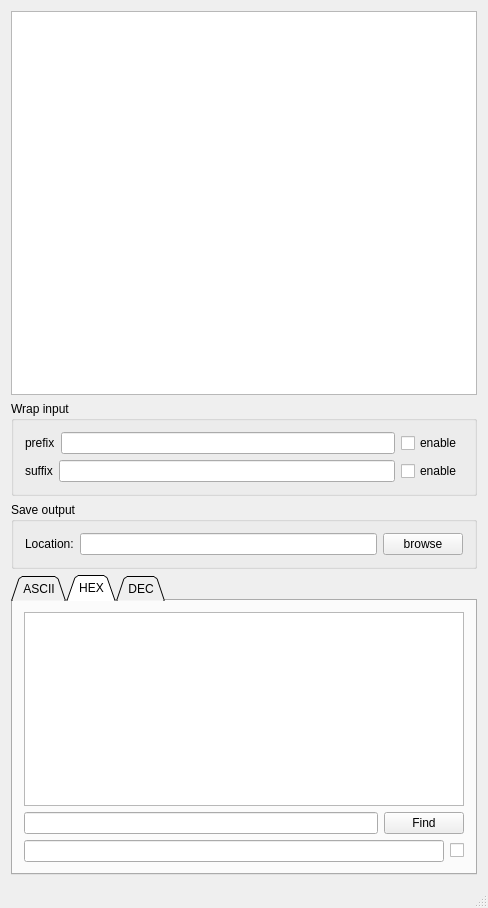
Before: the Qt Designer form src/mainwindow.ui in TomHyhlik/termik, drawn with Qt 5.
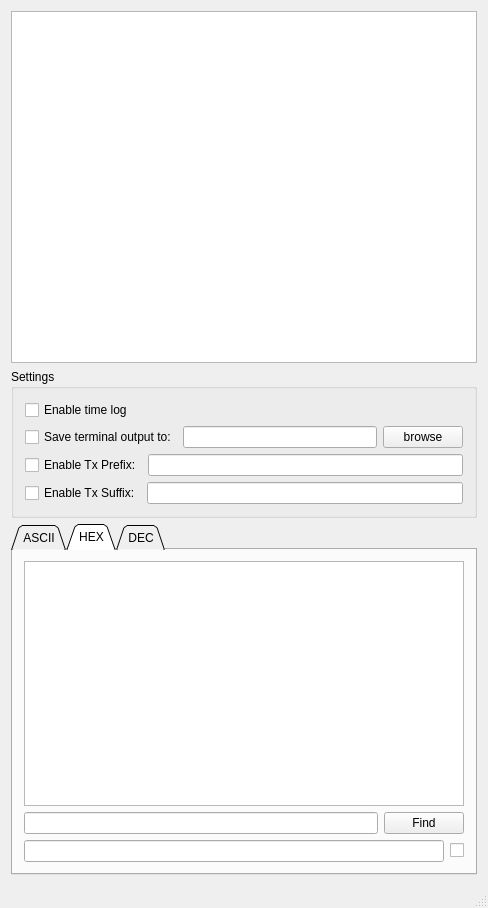
After: the same form once the commit is applied. Icons and pictures are not drawn.

```diff
--- a/src/mainwindow.ui
+++ b/src/mainwindow.ui
@@ -23,80 +23,70 @@
      <widget class="QTableWidget" name="tableWidget_shortcuts"/>
     </item>
     <item>
-     <layout class="QVBoxLayout" name="verticalLayout_16">
-      <item>
-       <widget class="QGroupBox" name="groupBox_wrap">
+     <widget class="QGroupBox" name="groupBox_settings">
         <property name="title">
-         <string>Wrap input</string>
-        </property>
-        <layout class="QVBoxLayout" name="verticalLayout_15">
+       <string>Settings</string>
+      </property>
+      <layout class="QVBoxLayout" name="verticalLayout_7">
+       <item>
+        <layout class="QVBoxLayout" name="verticalLayout_10">
+         <item>
+          <widget class="QCheckBox" name="checkBox_timeLog">
+           <property name="text">
+            <string>Enable time log</string>
+           </property>
+          </widget>
+         </item>
+         <item>
+          <layout class="QHBoxLayout" name="horizontalLayout_7">
+           <item>
+            <widget class="QCheckBox" name="checkBox_outputSave">
+             <property name="text">
+              <string>Save terminal output to:</string>
+             </property>
+            </widget>
+           </item>
+           <item>
+            <widget class="QLineEdit" name="lineEdit_save"/>
+           </item>
+           <item>
+            <widget class="QPushButton" name="pushButton_save">
+             <property name="text">
+              <string>browse</string>
+             </property>
+            </widget>
+           </item>
+          </layout>
+         </item>
          <item>
           <layout class="QHBoxLayout" name="horizontalLayout_14">
-           <item>
-            <widget class="QLabel" name="label_prefix">
-             <property name="text">
-              <string>prefix</string>
-             </property>
-            </widget>
-           </item>
-           <item>
-            <widget class="QLineEdit" name="lineEdit_prefix"/>
-           </item>
            <item>
             <widget class="QCheckBox" name="checkBox_prefix">
              <property name="text">
-              <string>enable</string>
+              <string>Enable Tx Prefix:</string>
              </property>
             </widget>
            </item>
+           <item>
+            <widget class="QLineEdit" name="lineEdit_prefix"/>
+           </item>
           </layout>
          </item>
          <item>
           <layout class="QHBoxLayout" name="horizontalLayout_15">
-           <item>
-            <widget class="QLabel" name="label_suffix">
-             <property name="text">
-              <string>suffix</string>
-             </property>
-            </widget>
-           </item>
-           <item>
-            <widget class="QLineEdit" name="lineEdit_suffix"/>
-           </item>
            <item>
             <widget class="QCheckBox" name="checkBox_suffix">
              <property name="text">
-              <string>enable</string>
+              <string>Enable Tx Suffix:</string>
              </property>
             </widget>
            </item>
-          </layout>
-         </item>
-        </layout>
-       </widget>
-      </item>
-      <item>
-       <widget class="QGroupBox" name="groupBox_save">
-        <property name="title">
-         <string>Save output</string>
-        </property>
-        <layout class="QHBoxLayout" name="horizontalLayout_16">
-         <item>
-          <widget class="QLabel" name="label_save">
-           <property name="text">
-            <string>Location:</string>
-           </property>
-          </widget>
-         </item>
-         <item>
-          <widget class="QLineEdit" name="lineEdit_save"/>
-         </item>
-         <item>
-          <widget class="QPushButton" name="pushButton_save">
-           <property name="text">
-            <string>browse</string>
-           </property>
-          </widget>
+           <item>
+            <widget class="QLineEdit" name="lineEdit_suffix"/>
+           </item>
+          </layout>
+         </item>
+        </layout>
          </item>
         </layout>
        </widget>
@@ -248,8 +238,6 @@
          </layout>
         </widget>
        </widget>
-      </item>
-     </layout>
     </item>
    </layout>
   </widget>
```
Left out of the diff: 2 changed lines with no effect on the pictures. Lines whose indentation alone changed are shown as unchanged.
